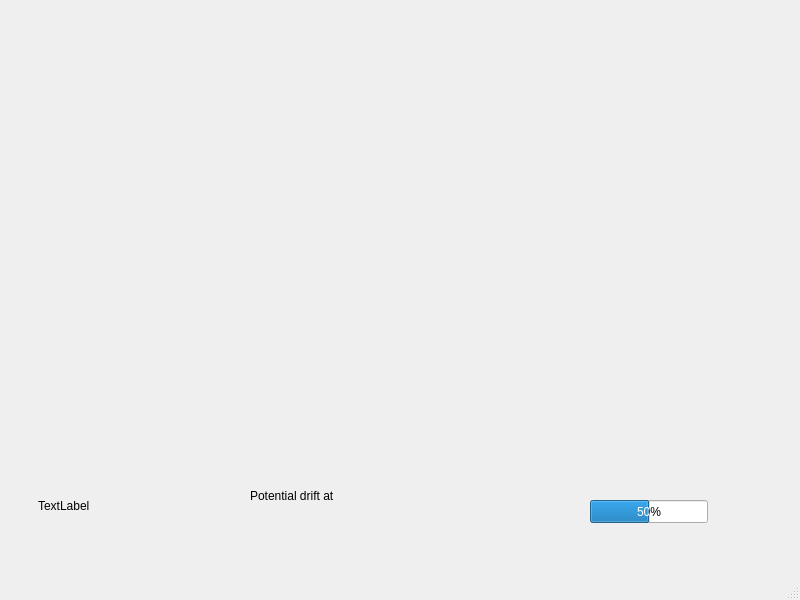
Before: the Qt Designer form mainwindow.ui in matthew-g-b/OpenInputTrace, drawn with Qt 5.
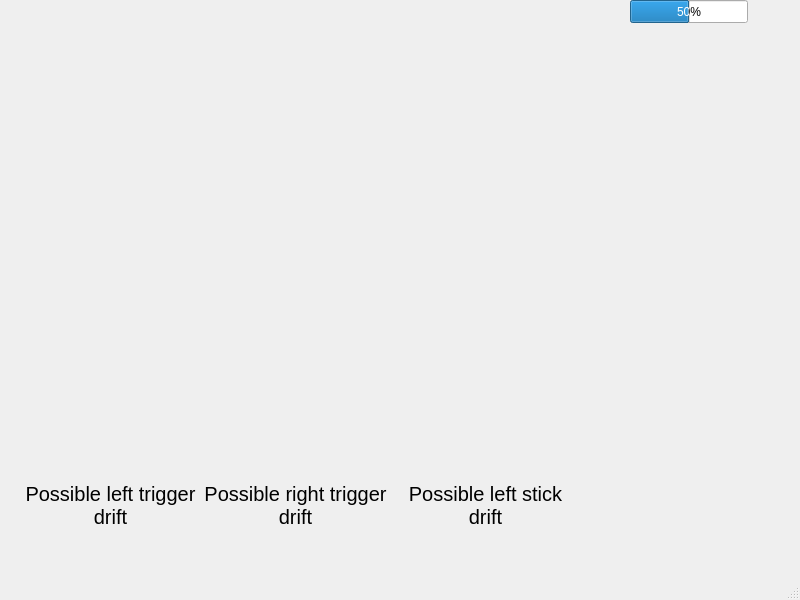
After: the same form once the commit is applied.

Commit message: Added logic for detecting and displaying left trigger input drift.

```diff
--- a/mainwindow.ui
+++ b/mainwindow.ui
@@ -17,8 +17,8 @@
    <widget class="QProgressBar" name="rightTriggerBar">
     <property name="geometry">
      <rect>
-      <x>590</x>
-      <y>500</y>
+      <x>630</x>
+      <y>0</y>
       <width>118</width>
       <height>23</height>
      </rect>
@@ -43,27 +43,73 @@
    <widget class="QLabel" name="rightTriggerDriftLabel">
     <property name="geometry">
      <rect>
-      <x>250</x>
+      <x>200</x>
       <y>470</y>
-      <width>281</width>
-      <height>51</height>
+      <width>191</width>
+      <height>71</height>
      </rect>
     </property>
+    <property name="font">
+     <font>
+      <pointsize>15</pointsize>
+     </font>
+    </property>
     <property name="text">
-     <string>Potential drift at</string>
+     <string>Possible right trigger drift</string>
+    </property>
+    <property name="alignment">
+     <set>Qt::AlignmentFlag::AlignCenter</set>
+    </property>
+    <property name="wordWrap">
+     <bool>true</bool>
     </property>
    </widget>
    <widget class="QLabel" name="leftTriggerDriftLabel">
     <property name="geometry">
      <rect>
-      <x>38</x>
-      <y>485</y>
-      <width>201</width>
-      <height>41</height>
+      <x>20</x>
+      <y>470</y>
+      <width>181</width>
+      <height>71</height>
      </rect>
     </property>
+    <property name="font">
+     <font>
+      <pointsize>15</pointsize>
+     </font>
+    </property>
     <property name="text">
-     <string>TextLabel</string>
+     <string>Possible left trigger drift</string>
+    </property>
+    <property name="alignment">
+     <set>Qt::AlignmentFlag::AlignCenter</set>
+    </property>
+    <property name="wordWrap">
+     <bool>true</bool>
+    </property>
+   </widget>
+   <widget class="QLabel" name="leftStickDriftLabel">
+    <property name="geometry">
+     <rect>
+      <x>390</x>
+      <y>470</y>
+      <width>191</width>
+      <height>71</height>
+     </rect>
+    </property>
+    <property name="font">
+     <font>
+      <pointsize>15</pointsize>
+     </font>
+    </property>
+    <property name="text">
+     <string>Possible left stick drift</string>
+    </property>
+    <property name="alignment">
+     <set>Qt::AlignmentFlag::AlignCenter</set>
+    </property>
+    <property name="wordWrap">
+     <bool>true</bool>
     </property>
    </widget>
   </widget>
```
The commit also changes 4 other files.
